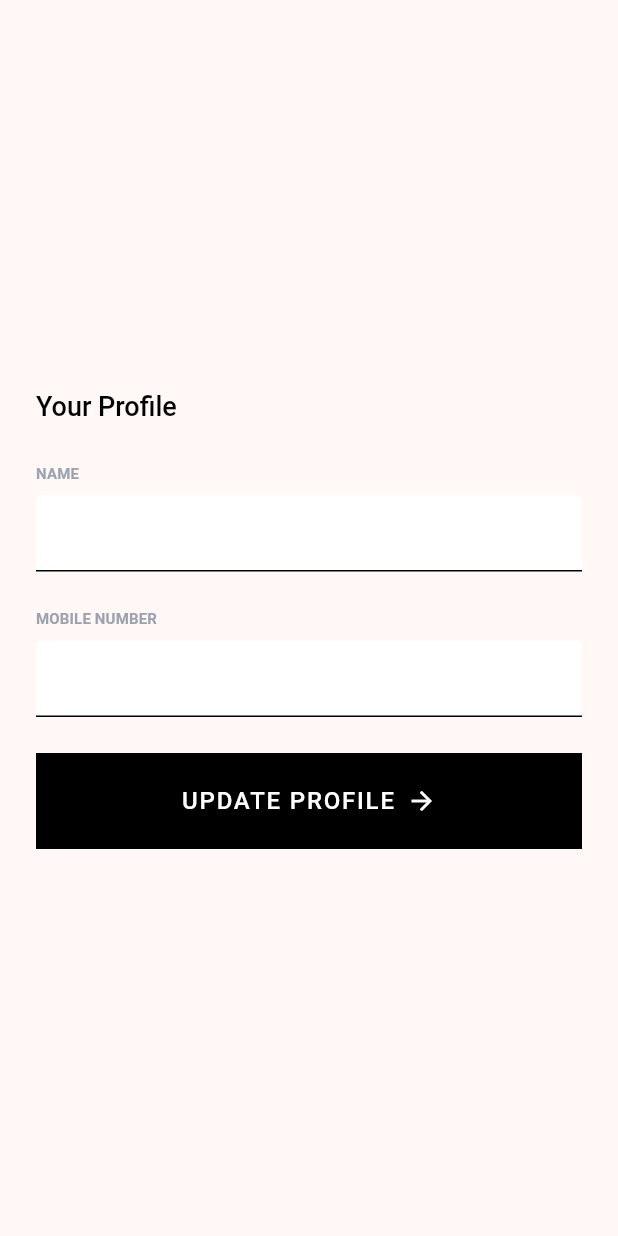
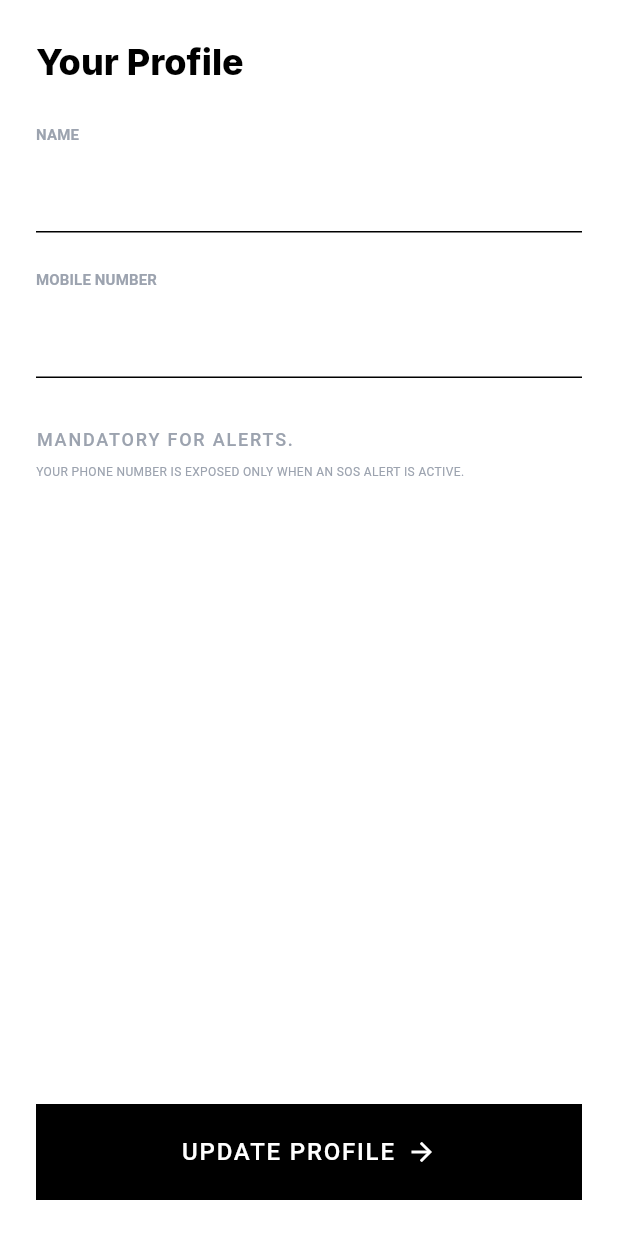
Before and after one commit to sknavilehal/sos-flutter-app, a Flutter app: the ProfileScreen screen opened directly, on a phone screen of 412 x 824 dp. Run offline on Flutter 3.47's test engine with Material 3 defaults, Android fonts, the light colour scheme and no system bars; our stand-ins replace firebase_core, firebase_messaging, flutter_local_notifications, flutter_riverpod, geocoding, geolocator and 3 more; accounts and stored records are empty.

Commit message:
Implement portrait mode lock and refactor ProfileScreen layout
- Added functionality to lock the app in portrait mode.
- Refactored ProfileScreen to use a Scaffold for better layout management and added a privacy notice regarding phone number exposure.

```diff
--- a/lib/main.dart
+++ b/lib/main.dart
@@ -1,5 +1,6 @@
 import 'package:flutter/material.dart';
 import 'package:flutter/rendering.dart';
+import 'package:flutter/services.dart';
 import 'package:flutter_riverpod/flutter_riverpod.dart';
 import 'package:firebase_core/firebase_core.dart';
 import 'package:firebase_messaging/firebase_messaging.dart';
@@ -41,6 +42,12 @@ Future<void> firebaseMessagingBackgroundHandler(RemoteMessage message) async {
 
 void main() async {
   WidgetsFlutterBinding.ensureInitialized();
+
+  // Lock app to portrait mode only
+  await SystemChrome.setPreferredOrientations([
+    DeviceOrientation.portraitUp,
+    DeviceOrientation.portraitDown,
+  ]);
 
   // Disable debug overflow indicators
   debugPaintSizeEnabled = false;
--- a/lib/screens/profile_screen.dart
+++ b/lib/screens/profile_screen.dart
@@ -44,36 +44,29 @@ class _ProfileScreenState extends State<ProfileScreen> {
 
   @override
   Widget build(BuildContext context) {
-    // Return only the profile screen content (header is handled by MainNavigationScreen)
-    return Padding(
+    // Return Scaffold with bottomNavigationBar for button positioning
+    return Scaffold(
+      backgroundColor: AppTheme.backgroundColor,
+      body: SingleChildScrollView(
+        child: Padding(
           padding: const EdgeInsets.all(AppConstants.screenMargins),
           child: Column(
             crossAxisAlignment: CrossAxisAlignment.start,
-        children: [
-              // Flexible spacer to center form content
-              const Expanded(
-                child: Center(
-                  child: SizedBox(),
-                ),
-              ),
-
-              // Form content
-              Column(
-                crossAxisAlignment: CrossAxisAlignment.start,
-                mainAxisSize: MainAxisSize.min,
             children: [
               // Section Title
               const Text(
                 'Your Profile',
                 style: TextStyle(
-                      fontSize: 18,
-                      fontWeight: FontWeight.w500,
+                  fontFamily: 'Inter',
+                  fontSize: 24,
+                  fontWeight: FontWeight.w800,
                   color: AppTheme.primaryBlack,
                   letterSpacing: -0.01,
                 ),
               ),
 
               const SizedBox(height: 24),
+
               // Name Field
               LabeledTextField(
                 label: 'NAME',
@@ -101,10 +94,40 @@ class _ProfileScreenState extends State<ProfileScreen> {
                 ),
               ),
 
-                  const SizedBox(height: 24),
+              const SizedBox(height: AppConstants.brandBodySpacing),
 
-                  // Update Profile Button
-                  RrtPrimaryButton(
+              // Privacy Notice
+              const Text(
+                'MANDATORY FOR ALERTS.',
+                style: TextStyle(
+                  fontSize: 12,
+                  fontWeight: FontWeight.w500,
+                  color: AppTheme.textSecondary,
+                  letterSpacing: 1.2,
+                ),
+              ),
+              const SizedBox(height: 8),
+              const Text(
+                'YOUR PHONE NUMBER IS EXPOSED ONLY WHEN AN SOS ALERT IS ACTIVE.',
+                style: TextStyle(
+                  fontSize: 8,
+                  color: AppTheme.textSecondary,
+                  height: 1.4,
+                ),
+              ),
+
+              const SizedBox(height: 30),
+            ],
+          ),
+        ),
+      ),
+      // Bottom button without footer badges
+      bottomNavigationBar: Container(
+        padding: const EdgeInsets.all(AppConstants.defaultPadding),
+        decoration: const BoxDecoration(
+          color: AppTheme.backgroundColor,
+        ),
+        child: RrtPrimaryButton(
           label: 'UPDATE PROFILE',
           height: AppConstants.primaryButtonHeight,
           onTap: () async {
@@ -167,14 +190,6 @@ class _ProfileScreenState extends State<ProfileScreen> {
             }
           },
         ),
-                ],
-              ),
-
-              // Bottom spacer
-              const Expanded(
-                child: SizedBox(),
-              ),
-        ],
       ),
     );
   }
```
Lines whose indentation alone changed are shown as unchanged.
